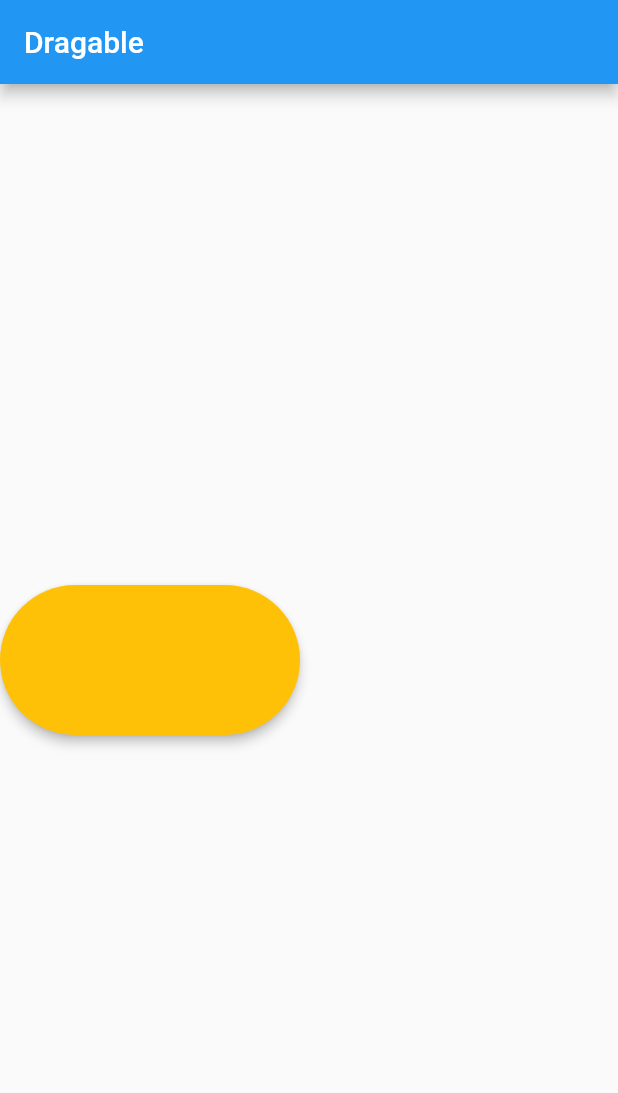
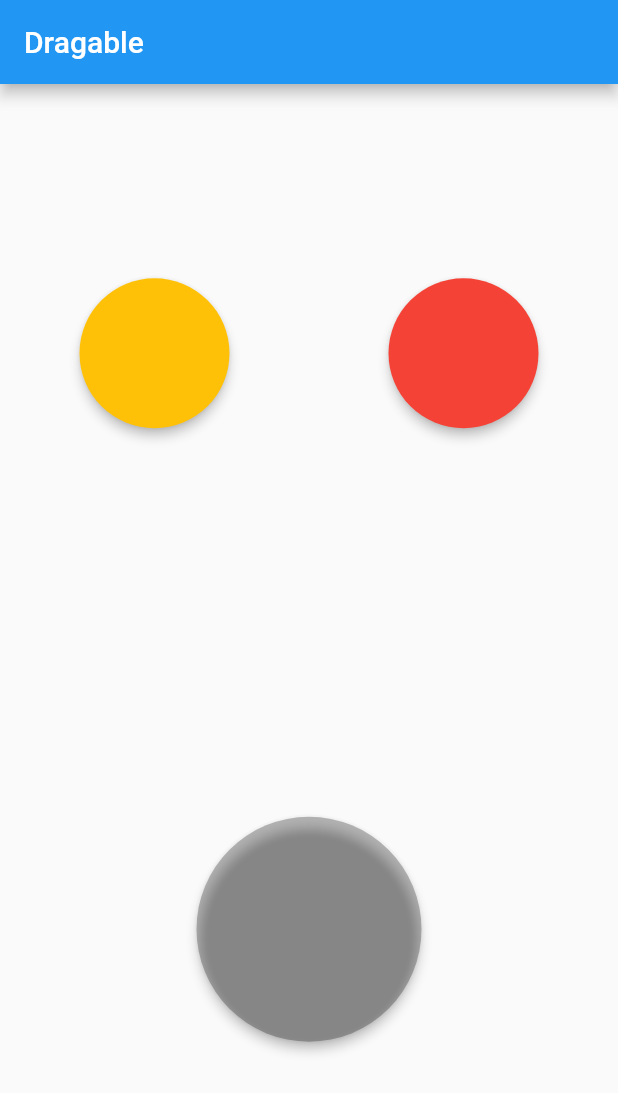
Before and after one commit to mindatama/GIT, a Flutter app: the screen it shows after launch, on a phone screen of 412 x 824 dp. Shown: the top 1093 px of the screen. Run offline on Flutter 3.47's test engine with Material 2 defaults, Android fonts, the light colour scheme and no system bars.

Commit message:
hello_world_flutter ganti contoh draggable, dragTarget, SizedBox, Material

```diff
--- a/hello_world_flutter/lib/main.dart
+++ b/hello_world_flutter/lib/main.dart
@@ -10,6 +10,11 @@ class Myapp extends StatefulWidget {
 }
 
 class _MyappState extends State<Myapp> {
+  Color c1 = Colors.amber;
+  Color c2 = Colors.red;
+  Color tc;
+  bool ia = false;
+
   @override
   Widget build(BuildContext context) {
     return MaterialApp(
@@ -21,17 +26,95 @@ class _MyappState extends State<Myapp> {
           mainAxisAlignment: MainAxisAlignment.spaceAround,
           children: <Widget>[
             Row(
+              mainAxisAlignment: MainAxisAlignment.spaceAround,
               children: <Widget>[
-                SizedBox(
-                  width: 200,
-                  height: 100,
-                  child: Material(
-                    color: Colors.amber,
-                    shape: StadiumBorder(),
-                    elevation: 3,
+                Draggable<Color>(
+                  data: c1,
+                  child: SizedBox(
+                    width: 100,
+                    height: 100,
+                    child: Material(
+                      color: c1,
+                      shape: StadiumBorder(),
+                      elevation: 3,
+                    ),
+                  ),
+                  childWhenDragging: SizedBox(
+                    width: 100,
+                    height: 100,
+                    child: Material(
+                      color: Colors.black26,
+                      shape: StadiumBorder(),
+                    ),
+                  ),
+                  feedback: SizedBox(
+                    width: 100,
+                    height: 100,
+                    child: Material(
+                      color: c1.withOpacity(0.5),
+                      shape: StadiumBorder(),
+                      elevation: 3,
+                    ),
+                  ),
+                ),
+                Draggable<Color>(
+                  data: c2,
+                  child: SizedBox(
+                    width: 100,
+                    height: 100,
+                    child: Material(
+                      color: c2,
+                      shape: StadiumBorder(),
+                      elevation: 3,
+                    ),
+                  ),
+                  childWhenDragging: SizedBox(
+                    width: 100,
+                    height: 100,
+                    child: Material(
+                      color: Colors.black26,
+                      shape: StadiumBorder(),
+                    ),
+                  ),
+                  feedback: SizedBox(
+                    width: 100,
+                    height: 100,
+                    child: Material(
+                      color: c2.withOpacity(0.5),
+                      shape: StadiumBorder(),
+                      elevation: 3,
+                    ),
                   ),
                 )
               ],
+            ),
+            DragTarget<Color>(
+              onWillAccept: (value) => true,
+              onAccept: (value) {
+                ia = true;
+                tc = value;
+              },
+              builder: (context, candidates, rejected) {
+                return (ia)
+                    ? SizedBox(
+                        width: 150,
+                        height: 150,
+                        child: Material(
+                          color: tc,
+                          shape: StadiumBorder(),
+                          elevation: 3,
+                        ),
+                      )
+                    : SizedBox(
+                        width: 150,
+                        height: 150,
+                        child: Material(
+                          color: Colors.black26,
+                          shape: StadiumBorder(),
+                          elevation: 3,
+                        ),
+                      );
+              },
             ),
           ],
         ),
```
